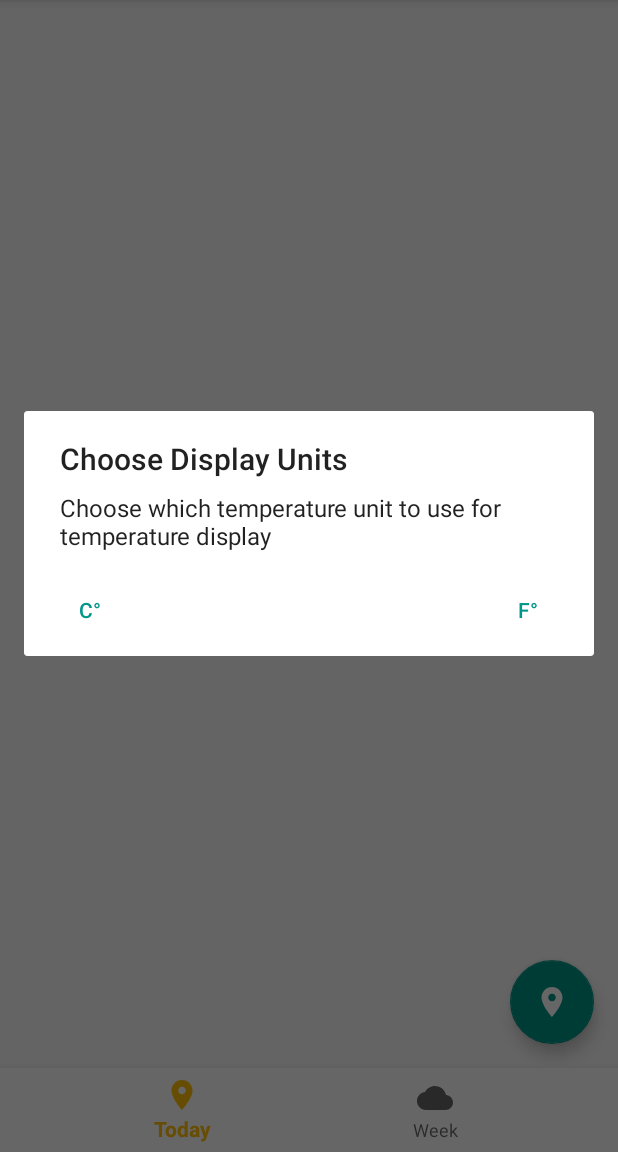
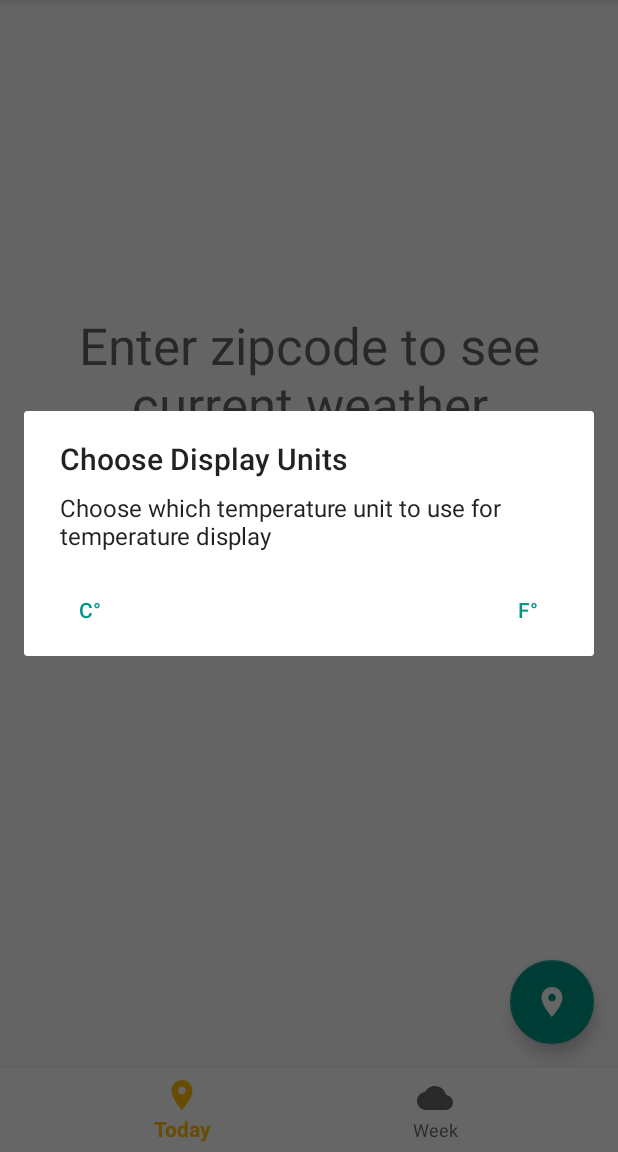
Before and after one commit to n8ebel/AD340, an Android app: the screen it shows after launch (MainActivity), in the options menu, after a tap on "Display Units", on a phone screen of 412 x 824 dp, the part 84-1236 px from its top. Run offline under Robolectric (Android 15) with nearby library versions, the phone set to English and light mode, and no system bars; our stand-ins replace navigation-ui.

Commit message:
Add an empty message to CurrentForecastFragment

```diff
--- a/app/src/main/java/com/goobar/io/ad340/forecast/CurrentForecastFragment.kt
+++ b/app/src/main/java/com/goobar/io/ad340/forecast/CurrentForecastFragment.kt
@@ -29,11 +29,16 @@ class CurrentForecastFragment : Fragment() {
         val view = inflater.inflate(R.layout.fragment_current_forecast, container, false)
         val locationName = view.findViewById<TextView>(R.id.locationName)
         val tempText = view.findViewById<TextView>(R.id.tempText)
+        val emptyText = view.findViewById<TextView>(R.id.emptyText)
 
         tempDisplaySettingManager = TempDisplaySettingManager(requireContext())
 
         // Create the observer which updates the UI in response to forecast updates
         val currentWeatherObserver = Observer<CurrentWeather> { weather ->
+            emptyText.visibility = View.GONE
+            locationName.visibility = View.VISIBLE
+            tempText.visibility = View.VISIBLE
+
             locationName.text = weather.name
             tempText.text = formatTempForDisplay(weather.forecast.temp, tempDisplaySettingManager.getTempDisplaySetting())
         }
--- a/app/src/main/res/layout/fragment_current_forecast.xml
+++ b/app/src/main/res/layout/fragment_current_forecast.xml
@@ -14,22 +14,26 @@
         android:layout_marginStart="16dp"
         android:layout_marginTop="16dp"
         android:textAppearance="@style/TextAppearance.AppCompat.Display2"
+        android:visibility="gone"
         app:layout_constraintEnd_toEndOf="parent"
         app:layout_constraintHorizontal_bias="0.0"
         app:layout_constraintStart_toStartOf="parent"
         app:layout_constraintTop_toTopOf="parent"
-        tools:text="Seattle" />
+        tools:text="Seattle"
+        tools:visibility="visible" />
 
     <TextView
         android:id="@+id/tempText"
         android:layout_width="wrap_content"
         android:layout_height="wrap_content"
         android:textAppearance="@style/TextAppearance.AppCompat.Large"
+        android:visibility="gone"
         app:layout_constraintEnd_toEndOf="parent"
         app:layout_constraintHorizontal_bias="0.0"
         app:layout_constraintStart_toStartOf="@+id/locationName"
         app:layout_constraintTop_toBottomOf="@+id/locationName"
-        tools:text="64.5°" />
+        tools:text="64.5°"
+        tools:visibility="visible" />
 
     <com.google.android.material.floatingactionbutton.FloatingActionButton
         android:id="@+id/locationEntryButton"
@@ -43,4 +47,20 @@
         app:layout_constraintBottom_toBottomOf="parent"
         app:layout_constraintEnd_toEndOf="parent" />
 
+    <TextView
+        android:id="@+id/emptyText"
+        android:layout_width="0dp"
+        android:layout_height="wrap_content"
+        android:layout_marginStart="32dp"
+        android:layout_marginEnd="32dp"
+        android:text="Enter zipcode to see current weather"
+        android:textAlignment="center"
+        android:textAppearance="@style/TextAppearance.AppCompat.Display1"
+        android:visibility="visible"
+        app:layout_constraintBottom_toBottomOf="parent"
+        app:layout_constraintEnd_toEndOf="parent"
+        app:layout_constraintStart_toStartOf="parent"
+        app:layout_constraintTop_toTopOf="parent"
+        app:layout_constraintVertical_bias="0.32999998" />
+
 </androidx.constraintlayout.widget.ConstraintLayout>
```
